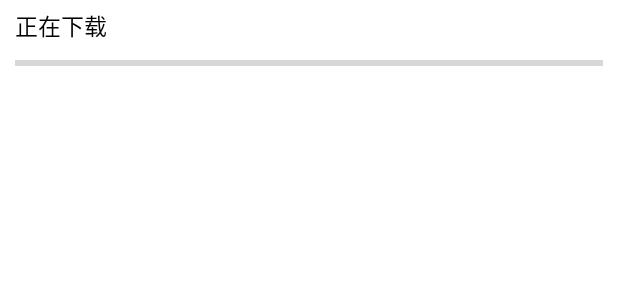
After one commit to ITchild/ElectronicClass2, an Android app: the layout progress.xml on its own in the app's theme, with its tools: preview values and no code run, on a phone screen of 412 x 824 dp. The commit adds this screen. Shown: the top 300 px of the screen. Run offline under Robolectric (Android 15) with nearby library versions, the phone set to English and light mode, and no system bars; network calls fail.

Commit message:
增加软件更新功能

```diff
--- a/app/src/main/AndroidManifest.xml
+++ b/app/src/main/AndroidManifest.xml
@@ -38,10 +38,12 @@
             android:screenOrientation="landscape">
             <intent-filter>
                 <action android:name="android.intent.action.MAIN" />
-
                 <category android:name="android.intent.category.LAUNCHER" />
             </intent-filter>
         </activity>
+
+        <activity android:name=".activity.UpDataApkActivity"
+            android:screenOrientation="landscape"></activity>
 
         <receiver
             android:name=".receiver.BootBroadcastReceiver"
--- a/app/src/main/java/com/syyk/electronicclass2/httpcon/ConnectionClient.java
+++ b/app/src/main/java/com/syyk/electronicclass2/httpcon/ConnectionClient.java
@@ -45,7 +45,8 @@ public class ConnectionClient {
             public void onFailure(Call call, IOException e) {
                 HttpEventBean bean = new HttpEventBean();
                 bean.setResCode(NetCartion.FIAL);
-                bean.setRes("请检查您的网络!");
+                bean.setBackCode(resCode);
+                bean.setRes("未连接到服务器!");
                 EventBus.getDefault().post(bean);
             }
             @Override
--- a/app/src/main/java/com/syyk/electronicclass2/utils/Catition.java
+++ b/app/src/main/java/com/syyk/electronicclass2/utils/Catition.java
@@ -5,6 +5,10 @@ package com.syyk.electronicclass2.utils;
  */
 
 public class Catition {
+
+    public static final String UpDateApkUrl = "/sdcard/电子班牌/";
+    public static final String UpDateApkName = UpDateApkUrl+"电子班牌.apk";
+
 
     //测试的返回接口
     public static final int TESTBACK = -1000;
--- a/app/src/main/res/layout/fragment_setting.xml
+++ b/app/src/main/res/layout/fragment_setting.xml
@@ -25,6 +25,12 @@
             android:layout_width="match_parent"
             android:layout_height="wrap_content"
             android:text="绑定教室"
+            android:textColor="@color/black" />
+        <Button
+            android:id="@+id/setting_UpDate_bt"
+            android:layout_width="match_parent"
+            android:layout_height="wrap_content"
+            android:text="检查更新"
             android:textColor="@color/black" />
 
         <TextView
--- /dev/null
+++ b/app/src/main/res/layout/progress.xml
@@ -0,0 +1,39 @@
+<?xml version="1.0" encoding="utf-8"?>
+<LinearLayout xmlns:android="http://schemas.android.com/apk/res/android"
+    android:layout_width="fill_parent"
+    android:layout_height="wrap_content"
+    android:orientation="vertical" >
+
+    <LinearLayout
+        android:layout_width="fill_parent"
+        android:layout_height="wrap_content"
+        android:layout_marginBottom="5dp"
+        android:layout_marginLeft="10dp"
+        android:layout_marginTop="5dp" >
+
+        <TextView
+            android:layout_width="wrap_content"
+            android:layout_height="wrap_content"
+            android:text="正在下载"
+            android:textColor="#000000"
+            android:textSize="15sp" />
+
+        <TextView
+            android:id="@+id/tv"
+            android:layout_width="wrap_content"
+            android:layout_height="wrap_content"
+            android:layout_marginLeft="5dp"
+            android:textColor="#000000"
+            android:textSize="15sp" />
+    </LinearLayout>
+
+    <ProgressBar
+        android:id="@+id/progress"
+        style="?android:attr/progressBarStyleHorizontal"
+        android:layout_width="fill_parent"
+        android:layout_height="wrap_content"
+        android:layout_marginLeft="10dp"
+        android:layout_marginRight="10dp"
+        />
+
+</LinearLayout>
```
Also changed, not shown: app/src/main/java/com/syyk/electronicclass2/MainActivity.java (+6 -2 lines), app/src/main/java/com/syyk/electronicclass2/fragment/HomePagerFragment.java (+9 -0 lines), app/src/main/java/com/syyk/electronicclass2/fragment/SettingFragmnet.java (+9 -1 lines), app/src/main/java/com/syyk/electronicclass2/utils/ComUtils.java (+19 -2 lines), app/src/main/java/com/syyk/electronicclass2/utils/StringUtils.java (+9 -3 lines), app/src/main/java/com/syyk/electronicclass2/utils/ToastUtil.java (added, +72 -0 lines), app/src/main/java/com/syyk/electronicclass2/utils/UpdateManger.java (added, +197 -0 lines), app/src/main/res/values/strings.xml (+7 -0 lines).
